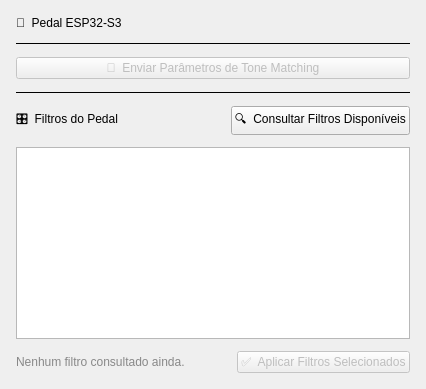
Above: gui/tab_hardware.ui from broken-usb/uninstrumephy before the change. Below: the same form after it.
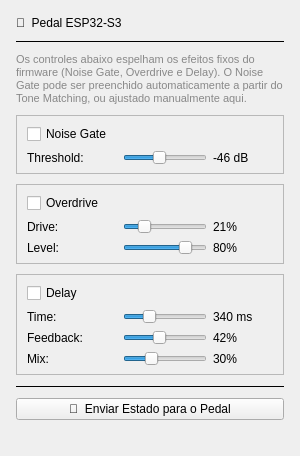
That is the form after the change.

```diff
--- a/gui/tab_hardware.ui
+++ b/gui/tab_hardware.ui
@@ -4,7 +4,7 @@
  <widget class="QWidget" name="TabHardware">
   <layout class="QVBoxLayout" name="hardwareTabLayout">
    <property name="spacing">
-    <number>12</number>
+    <number>10</number>
    </property>
    <property name="leftMargin">
     <number>16</number>
@@ -35,106 +35,439 @@
      </property>
     </widget>
    </item>
+   <item>
+    <widget class="QLabel" name="lbl_hardware_hint">
+     <property name="text">
+      <string>Os controles abaixo espelham os efeitos fixos do firmware (Noise Gate, Overdrive e Delay). O Noise Gate pode ser preenchido automaticamente a partir do Tone Matching, ou ajustado manualmente aqui.</string>
+     </property>
+     <property name="wordWrap">
+      <bool>true</bool>
+     </property>
+     <property name="styleSheet">
+      <string notr="true">color: #888; font-size: 11px;</string>
+     </property>
+    </widget>
+   </item>
+
+   <item>
+    <widget class="QFrame" name="frameGate">
+     <property name="frameShape">
+      <enum>QFrame::Shape::StyledPanel</enum>
+     </property>
+     <layout class="QVBoxLayout" name="gateLayout">
+      <property name="leftMargin">
+       <number>10</number>
+      </property>
+      <property name="topMargin">
+       <number>8</number>
+      </property>
+      <property name="rightMargin">
+       <number>10</number>
+      </property>
+      <property name="bottomMargin">
+       <number>8</number>
+      </property>
+      <item>
+       <layout class="QHBoxLayout" name="gateHeaderLayout">
+        <item>
+         <widget class="QCheckBox" name="check_gate_active">
+          <property name="text">
+           <string>Noise Gate</string>
+          </property>
+         </widget>
+        </item>
+        <item>
+         <spacer name="gateHeaderSpacer">
+          <property name="orientation">
+           <enum>Qt::Orientation::Horizontal</enum>
+          </property>
+          <property name="sizeHint" stdset="0">
+           <size>
+            <width>40</width>
+            <height>20</height>
+           </size>
+          </property>
+         </spacer>
+        </item>
+        <item>
+         <widget class="QLabel" name="lbl_gate_source">
+          <property name="text">
+           <string></string>
+          </property>
+          <property name="styleSheet">
+           <string notr="true">color: #888; font-size: 11px;</string>
+          </property>
+         </widget>
+        </item>
+       </layout>
+      </item>
+      <item>
+       <layout class="QHBoxLayout" name="gateThresholdLayout">
+        <item>
+         <widget class="QLabel" name="lbl_gate_threshold_name">
+          <property name="text">
+           <string>Threshold:</string>
+          </property>
+          <property name="minimumSize">
+           <size>
+            <width>90</width>
+            <height>0</height>
+           </size>
+          </property>
+         </widget>
+        </item>
+        <item>
+         <widget class="QSlider" name="slider_gate_threshold">
+          <property name="minimum">
+           <number>-80</number>
+          </property>
+          <property name="maximum">
+           <number>0</number>
+          </property>
+          <property name="value">
+           <number>-46</number>
+          </property>
+          <property name="orientation">
+           <enum>Qt::Orientation::Horizontal</enum>
+          </property>
+         </widget>
+        </item>
+        <item>
+         <widget class="QLabel" name="lbl_gate_threshold_value">
+          <property name="text">
+           <string>-46 dB</string>
+          </property>
+          <property name="minimumSize">
+           <size>
+            <width>60</width>
+            <height>0</height>
+           </size>
+          </property>
+         </widget>
+        </item>
+       </layout>
+      </item>
+     </layout>
+    </widget>
+   </item>
+
+   <item>
+    <widget class="QFrame" name="frameOverdrive">
+     <property name="frameShape">
+      <enum>QFrame::Shape::StyledPanel</enum>
+     </property>
+     <layout class="QVBoxLayout" name="overdriveLayout">
+      <property name="leftMargin">
+       <number>10</number>
+      </property>
+      <property name="topMargin">
+       <number>8</number>
+      </property>
+      <property name="rightMargin">
+       <number>10</number>
+      </property>
+      <property name="bottomMargin">
+       <number>8</number>
+      </property>
+      <item>
+       <widget class="QCheckBox" name="check_dist_active">
+        <property name="text">
+         <string>Overdrive</string>
+        </property>
+       </widget>
+      </item>
+      <item>
+       <layout class="QHBoxLayout" name="distDriveLayout">
+        <item>
+         <widget class="QLabel" name="lbl_dist_drive_name">
+          <property name="text">
+           <string>Drive:</string>
+          </property>
+          <property name="minimumSize">
+           <size>
+            <width>90</width>
+            <height>0</height>
+           </size>
+          </property>
+         </widget>
+        </item>
+        <item>
+         <widget class="QSlider" name="slider_dist_drive">
+          <property name="minimum">
+           <number>0</number>
+          </property>
+          <property name="maximum">
+           <number>100</number>
+          </property>
+          <property name="value">
+           <number>21</number>
+          </property>
+          <property name="orientation">
+           <enum>Qt::Orientation::Horizontal</enum>
+          </property>
+         </widget>
+        </item>
+        <item>
+         <widget class="QLabel" name="lbl_dist_drive_value">
+          <property name="text">
+           <string>21%</string>
+          </property>
+          <property name="minimumSize">
+           <size>
+            <width>60</width>
+            <height>0</height>
+           </size>
+          </property>
+         </widget>
+        </item>
+       </layout>
+      </item>
+      <item>
+       <layout class="QHBoxLayout" name="distLevelLayout">
+        <item>
+         <widget class="QLabel" name="lbl_dist_level_name">
+          <property name="text">
+           <string>Level:</string>
+          </property>
+          <property name="minimumSize">
+           <size>
+            <width>90</width>
+            <height>0</height>
+           </size>
+          </property>
+         </widget>
+        </item>
+        <item>
+         <widget class="QSlider" name="slider_dist_level">
+          <property name="minimum">
+           <number>0</number>
+          </property>
+          <property name="maximum">
+           <number>100</number>
+          </property>
+          <property name="value">
+           <number>80</number>
+          </property>
+          <property name="orientation">
+           <enum>Qt::Orientation::Horizontal</enum>
+          </property>
+         </widget>
+        </item>
+        <item>
+         <widget class="QLabel" name="lbl_dist_level_value">
+          <property name="text">
+           <string>80%</string>
+          </property>
+          <property name="minimumSize">
+           <size>
+            <width>60</width>
+            <height>0</height>
+           </size>
+          </property>
+         </widget>
+        </item>
+       </layout>
+      </item>
+     </layout>
+    </widget>
+   </item>
+
+   <item>
+    <widget class="QFrame" name="frameDelay">
+     <property name="frameShape">
+      <enum>QFrame::Shape::StyledPanel</enum>
+     </property>
+     <layout class="QVBoxLayout" name="delayLayout">
+      <property name="leftMargin">
+       <number>10</number>
+      </property>
+      <property name="topMargin">
+       <number>8</number>
+      </property>
+      <property name="rightMargin">
+       <number>10</number>
+      </property>
+      <property name="bottomMargin">
+       <number>8</number>
+      </property>
+      <item>
+       <widget class="QCheckBox" name="check_delay_active">
+        <property name="text">
+         <string>Delay</string>
+        </property>
+       </widget>
+      </item>
+      <item>
+       <layout class="QHBoxLayout" name="delayTimeLayout">
+        <item>
+         <widget class="QLabel" name="lbl_delay_time_name">
+          <property name="text">
+           <string>Time:</string>
+          </property>
+          <property name="minimumSize">
+           <size>
+            <width>90</width>
+            <height>0</height>
+           </size>
+          </property>
+         </widget>
+        </item>
+        <item>
+         <widget class="QSlider" name="slider_delay_time">
+          <property name="minimum">
+           <number>20</number>
+          </property>
+          <property name="maximum">
+           <number>1200</number>
+          </property>
+          <property name="value">
+           <number>340</number>
+          </property>
+          <property name="orientation">
+           <enum>Qt::Orientation::Horizontal</enum>
+          </property>
+         </widget>
+        </item>
+        <item>
+         <widget class="QLabel" name="lbl_delay_time_value">
+          <property name="text">
+           <string>340 ms</string>
+          </property>
+          <property name="minimumSize">
+           <size>
+            <width>60</width>
+            <height>0</height>
+           </size>
+          </property>
+         </widget>
+        </item>
+       </layout>
+      </item>
+      <item>
+       <layout class="QHBoxLayout" name="delayFeedbackLayout">
+        <item>
+         <widget class="QLabel" name="lbl_delay_feedback_name">
+          <property name="text">
+           <string>Feedback:</string>
+          </property>
+          <property name="minimumSize">
+           <size>
+            <width>90</width>
+            <height>0</height>
+           </size>
+          </property>
+         </widget>
+        </item>
+        <item>
+         <widget class="QSlider" name="slider_delay_feedback">
+          <property name="minimum">
+           <number>0</number>
+          </property>
+          <property name="maximum">
+           <number>100</number>
+          </property>
+          <property name="value">
+           <number>42</number>
+          </property>
+          <property name="orientation">
+           <enum>Qt::Orientation::Horizontal</enum>
+          </property>
+         </widget>
+        </item>
+        <item>
+         <widget class="QLabel" name="lbl_delay_feedback_value">
+          <property name="text">
+           <string>42%</string>
+          </property>
+          <property name="minimumSize">
+           <size>
+            <width>60</width>
+            <height>0</height>
+           </size>
+          </property>
+         </widget>
+        </item>
+       </layout>
+      </item>
+      <item>
+       <layout class="QHBoxLayout" name="delayMixLayout">
+        <item>
+         <widget class="QLabel" name="lbl_delay_mix_name">
+          <property name="text">
+           <string>Mix:</string>
+          </property>
+          <property name="minimumSize">
+           <size>
+            <width>90</width>
+            <height>0</height>
+           </size>
+          </property>
+         </widget>
+        </item>
+        <item>
+         <widget class="QSlider" name="slider_delay_mix">
+          <property name="minimum">
+           <number>0</number>
+          </property>
+          <property name="maximum">
+           <number>100</number>
+          </property>
+          <property name="value">
+           <number>30</number>
+          </property>
+          <property name="orientation">
+           <enum>Qt::Orientation::Horizontal</enum>
+          </property>
+         </widget>
+        </item>
+        <item>
+         <widget class="QLabel" name="lbl_delay_mix_value">
+          <property name="text">
+           <string>30%</string>
+          </property>
+          <property name="minimumSize">
+           <size>
+            <width>60</width>
+            <height>0</height>
+           </size>
+          </property>
+         </widget>
+        </item>
+       </layout>
+      </item>
+     </layout>
+    </widget>
+   </item>
+
+   <item>
+    <widget class="QFrame" name="lineSepHardwareBottom">
+     <property name="frameShape">
+      <enum>QFrame::Shape::HLine</enum>
+     </property>
+     <property name="frameShadow">
+      <enum>QFrame::Shadow::Plain</enum>
+     </property>
+    </widget>
+   </item>
    <item>
     <widget class="QPushButton" name="btn_send_hardware">
-     <property name="enabled">
-      <bool>false</bool>
-     </property>
      <property name="text">
-      <string>🔌  Enviar Parâmetros de Tone Matching</string>
+      <string>🔌  Enviar Estado para o Pedal</string>
      </property>
     </widget>
    </item>
    <item>
-    <widget class="QFrame" name="lineSepFilters">
-     <property name="frameShape">
-      <enum>QFrame::Shape::HLine</enum>
+    <spacer name="hardwareBottomSpacer">
+     <property name="orientation">
+      <enum>Qt::Orientation::Vertical</enum>
      </property>
-     <property name="frameShadow">
-      <enum>QFrame::Shadow::Plain</enum>
-     </property>
-    </widget>
-   </item>
-   <item>
-    <layout class="QHBoxLayout" name="filtersHeaderLayout">
-     <item>
-      <widget class="QLabel" name="lbl_filters_title">
-       <property name="text">
-        <string>🎛  Filtros do Pedal</string>
-       </property>
-      </widget>
-     </item>
-     <item>
-      <spacer name="filtersHeaderSpacer">
-       <property name="orientation">
-        <enum>Qt::Orientation::Horizontal</enum>
-       </property>
-       <property name="sizeHint" stdset="0">
-        <size>
-         <width>40</width>
-         <height>20</height>
-        </size>
-       </property>
-      </spacer>
-     </item>
-     <item>
-      <widget class="QPushButton" name="btn_query_filters">
-       <property name="text">
-        <string>🔍  Consultar Filtros Disponíveis</string>
-       </property>
-      </widget>
-     </item>
-    </layout>
-   </item>
-   <item>
-    <widget class="QListWidget" name="list_filters">
-     <property name="minimumSize">
+     <property name="sizeHint" stdset="0">
       <size>
-       <width>0</width>
-       <height>150</height>
+       <width>20</width>
+       <height>20</height>
       </size>
      </property>
-     <property name="selectionMode">
-      <enum>QAbstractItemView::SelectionMode::MultiSelection</enum>
-     </property>
-    </widget>
-   </item>
-   <item>
-    <layout class="QHBoxLayout" name="filtersFooterLayout">
-     <item>
-      <widget class="QLabel" name="lbl_filters_status">
-       <property name="text">
-        <string>Nenhum filtro consultado ainda.</string>
-       </property>
-       <property name="styleSheet">
-        <string notr="true">color: #888;</string>
-       </property>
-      </widget>
-     </item>
-     <item>
-      <spacer name="filtersFooterSpacer">
-       <property name="orientation">
-        <enum>Qt::Orientation::Horizontal</enum>
-       </property>
-       <property name="sizeHint" stdset="0">
-        <size>
-         <width>40</width>
-         <height>20</height>
-        </size>
-       </property>
-      </spacer>
-     </item>
-     <item>
-      <widget class="QPushButton" name="btn_apply_filters">
-       <property name="enabled">
-        <bool>false</bool>
-       </property>
-       <property name="text">
-        <string>✅  Aplicar Filtros Selecionados</string>
-       </property>
-      </widget>
-     </item>
-    </layout>
+    </spacer>
    </item>
   </layout>
  </widget>
```
